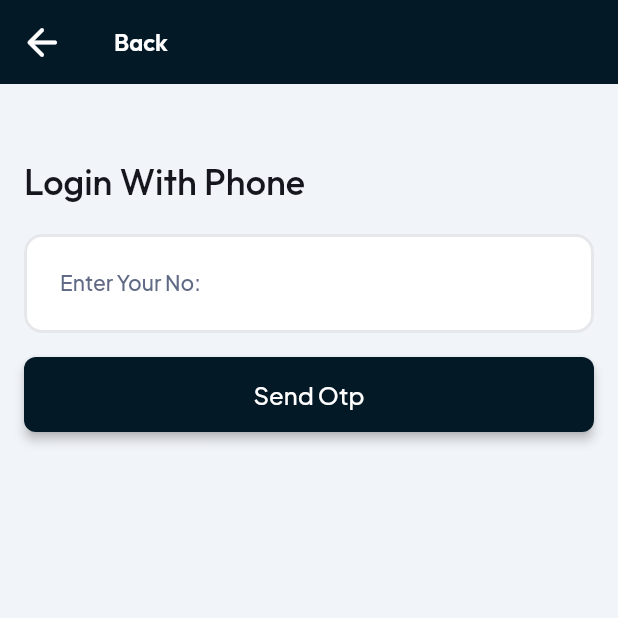
After one commit to Manuinfotech/firebase, a Flutter app: the PhoneWidget screen opened by its route, on a phone screen of 412 x 824 dp, the top half of it. The commit adds this screen. Run offline on Flutter 3.47's test engine with Material 3 defaults, Android fonts, the phone set to English and light mode, and no system bars; drawn by our look-alikes of auto_size_text; our stand-ins replace assets_audio_player, cloud_firestore, file_picker, firebase_auth, firebase_core, firebase_storage and 14 more; missing offline and left inert: json_path, mime_type; accounts and stored records are empty; network calls fail.

Commit message:
Updating to latest FlutterFlow output.

```diff
--- a/lib/create_account/create_account_widget.dart
+++ b/lib/create_account/create_account_widget.dart
@@ -33,6 +33,8 @@ class _CreateAccountWidgetState extends State<CreateAccountWidget> {
 
     _model.passwordConfirmTextController ??= TextEditingController();
     _model.passwordConfirmFocusNode ??= FocusNode();
+
+    WidgetsBinding.instance.addPostFrameCallback((_) => safeSetState(() {}));
   }
 
   @override
--- a/lib/flutter_flow/nav/nav.dart
+++ b/lib/flutter_flow/nav/nav.dart
@@ -104,6 +104,16 @@ GoRouter createRouter(AppStateNotifier appStateNotifier) => GoRouter(
           name: 'user',
           path: '/user',
           builder: (context, params) => const UserWidget(),
+        ),
+        FFRoute(
+          name: 'Phone',
+          path: '/phone',
+          builder: (context, params) => const PhoneWidget(),
+        ),
+        FFRoute(
+          name: 'otp',
+          path: '/otp',
+          builder: (context, params) => const OtpWidget(),
         )
       ].map((r) => r.toRoute(appStateNotifier)).toList(),
       observers: [routeObserver],
--- a/lib/form/form_widget.dart
+++ b/lib/form/form_widget.dart
@@ -123,6 +123,8 @@ class _FormWidgetState extends State<FormWidget> with TickerProviderStateMixin {
           !anim.applyInitialState),
       this,
     );
+
+    WidgetsBinding.instance.addPostFrameCallback((_) => safeSetState(() {}));
   }
 
   @override
@@ -621,6 +623,8 @@ class _FormWidgetState extends State<FormWidget> with TickerProviderStateMixin {
                                   final selectedMedia =
                                       await selectMediaWithSourceBottomSheet(
                                     context: context,
+                                    maxWidth: 400.00,
+                                    maxHeight: 250.00,
                                     allowPhoto: true,
                                   );
                                   if (selectedMedia != null &&
--- a/lib/index.dart
+++ b/lib/index.dart
@@ -4,3 +4,5 @@ export '/login/login_widget.dart' show LoginWidget;
 export '/create_account/create_account_widget.dart' show CreateAccountWidget;
 export '/form/form_widget.dart' show FormWidget;
 export '/user/user_widget.dart' show UserWidget;
+export '/phone/phone_widget.dart' show PhoneWidget;
+export '/otp/otp_widget.dart' show OtpWidget;
--- /dev/null
+++ b/lib/phone/phone_model.dart
@@ -0,0 +1,21 @@
+import '/flutter_flow/flutter_flow_util.dart';
+import 'phone_widget.dart' show PhoneWidget;
+import 'package:flutter/material.dart';
+
+class PhoneModel extends FlutterFlowModel<PhoneWidget> {
+  ///  State fields for stateful widgets in this page.
+
+  // State field(s) for phoneno widget.
+  FocusNode? phonenoFocusNode;
+  TextEditingController? phonenoTextController;
+  String? Function(BuildContext, String?)? phonenoTextControllerValidator;
+
+  @override
+  void initState(BuildContext context) {}
+
+  @override
+  void dispose() {
+    phonenoFocusNode?.dispose();
+    phonenoTextController?.dispose();
+  }
+}
--- /dev/null
+++ b/lib/phone/phone_widget.dart
@@ -0,0 +1,291 @@
+import '/auth/firebase_auth/auth_util.dart';
+import '/flutter_flow/flutter_flow_icon_button.dart';
+import '/flutter_flow/flutter_flow_theme.dart';
+import '/flutter_flow/flutter_flow_util.dart';
+import '/flutter_flow/flutter_flow_widgets.dart';
+import 'package:flutter/material.dart';
+import 'phone_model.dart';
+export 'phone_model.dart';
+
+class PhoneWidget extends StatefulWidget {
+  const PhoneWidget({super.key});
+
+  @override
+  State<PhoneWidget> createState() => _PhoneWidgetState();
+}
+
+class _PhoneWidgetState extends State<PhoneWidget> {
+  late PhoneModel _model;
+
+  final scaffoldKey = GlobalKey<ScaffoldState>();
+
+  @override
+  void initState() {
+    super.initState();
+    _model = createModel(context, () => PhoneModel());
+
+    _model.phonenoTextController ??= TextEditingController();
+    _model.phonenoFocusNode ??= FocusNode();
+
+    authManager.handlePhoneAuthStateChanges(context);
+    WidgetsBinding.instance.addPostFrameCallback((_) => safeSetState(() {}));
+  }
+
+  @override
+  void dispose() {
+    _model.dispose();
+
+    super.dispose();
+  }
+
+  @override
+  Widget build(BuildContext context) {
+    return Scaffold(
+      key: scaffoldKey,
+      backgroundColor: const Color(0xFFF1F4F8),
+      appBar: AppBar(
+        backgroundColor: FlutterFlowTheme.of(context).richBlack,
+        automaticallyImplyLeading: false,
+        leading: FlutterFlowIconButton(
+          borderColor: Colors.transparent,
+          borderRadius: 30.0,
+          borderWidth: 1.0,
+          buttonSize: 60.0,
+          icon: Icon(
+            Icons.arrow_back_rounded,
+            color: FlutterFlowTheme.of(context).secondaryBackground,
+            size: 30.0,
+          ),
+          onPressed: () async {
+            context.pop();
+          },
+        ),
+        title: Padding(
+          padding: const EdgeInsetsDirectional.fromSTEB(4.0, 0.0, 0.0, 0.0),
+          child: Text(
+            'Back',
+            style: FlutterFlowTheme.of(context).displaySmall.override(
+                  fontFamily: 'Outfit',
+                  color: FlutterFlowTheme.of(context).secondaryBackground,
+                  fontSize: 16.0,
+                  letterSpacing: 0.0,
+                  fontWeight: FontWeight.w600,
+                ),
+          ),
+        ),
+        actions: const [],
+        centerTitle: false,
+        elevation: 0.0,
+      ),
+      body: Align(
+        alignment: const AlignmentDirectional(0.0, -1.0),
+        child: Container(
+          width: double.infinity,
+          constraints: const BoxConstraints(
+            maxWidth: 570.0,
+          ),
+          decoration: const BoxDecoration(),
+          child: Column(
+            mainAxisSize: MainAxisSize.max,
+            crossAxisAlignment: CrossAxisAlignment.start,
+            children: [
+              // This row exists for when the "app bar" is hidden on desktop, having a way back for the user can work well.
+              if (responsiveVisibility(
+                context: context,
+                phone: false,
+                tablet: false,
+              ))
+                Padding(
+                  padding: const EdgeInsetsDirectional.fromSTEB(16.0, 0.0, 16.0, 8.0),
+                  child: InkWell(
+                    splashColor: Colors.transparent,
+                    focusColor: Colors.transparent,
+                    hoverColor: Colors.transparent,
+                    highlightColor: Colors.transparent,
+                    onTap: () async {
+                      context.safePop();
+                    },
+                    child: Row(
+                      mainAxisSize: MainAxisSize.max,
+                      children: [
+                        const Padding(
+                          padding: EdgeInsetsDirectional.fromSTEB(
+                              0.0, 12.0, 0.0, 12.0),
+                          child: Icon(
+                            Icons.arrow_back_rounded,
+                            color: Color(0xFF15161E),
+                            size: 24.0,
+                          ),
+                        ),
+                        Padding(
+                          padding: const EdgeInsetsDirectional.fromSTEB(
+                              12.0, 0.0, 0.0, 0.0),
+                          child: Text(
+                            'Back',
+                            style: FlutterFlowTheme.of(context)
+                                .bodyMedium
+                                .override(
+                                  fontFamily: 'Plus Jakarta Sans',
+                                  color: const Color(0xFF15161E),
+                                  fontSize: 14.0,
+                                  letterSpacing: 0.0,
+                                  fontWeight: FontWeight.w500,
+                                ),
+                          ),
+                        ),
+                      ],
+                    ),
+                  ),
+                ),
+              Padding(
+                padding: const EdgeInsetsDirectional.fromSTEB(16.0, 50.0, 0.0, 0.0),
+                child: Text(
+                  'Login With Phone',
+                  style: FlutterFlowTheme.of(context).headlineMedium.override(
+                        fontFamily: 'Outfit',
+                        color: const Color(0xFF15161E),
+                        fontSize: 24.0,
+                        letterSpacing: 0.0,
+                        fontWeight: FontWeight.w500,
+                      ),
+                ),
+              ),
+              Padding(
+                padding: const EdgeInsetsDirectional.fromSTEB(16.0, 20.0, 16.0, 0.0),
+                child: SizedBox(
+                  width: double.infinity,
+                  child: TextFormField(
+                    controller: _model.phonenoTextController,
+                    focusNode: _model.phonenoFocusNode,
+                    autofillHints: const [AutofillHints.email],
+                    obscureText: false,
+                    decoration: InputDecoration(
+                      labelText: 'Enter Your No:',
+                      labelStyle:
+                          FlutterFlowTheme.of(context).labelMedium.override(
+                                fontFamily: 'Plus Jakarta Sans',
+                                color: const Color(0xFF606A85),
+                                fontSize: 14.0,
+                                letterSpacing: 0.0,
+                                fontWeight: FontWeight.w500,
+                              ),
+                      hintText: 'Enter Your Mobile  No..',
+                      hintStyle:
+                          FlutterFlowTheme.of(context).labelMedium.override(
+                                fontFamily: 'Plus Jakarta Sans',
+                                color: const Color(0xFF606A85),
+                                fontSize: 14.0,
+                                letterSpacing: 0.0,
+                                fontWeight: FontWeight.w500,
+                              ),
+                      enabledBorder: OutlineInputBorder(
+                        borderSide: const BorderSide(
+                          color: Color(0xFFE5E7EB),
+                          width: 2.0,
+                        ),
+                        borderRadius: BorderRadius.circular(12.0),
+                      ),
+                      focusedBorder: OutlineInputBorder(
+                        borderSide: const BorderSide(
+                          color: Color(0xFF6F61EF),
+                          width: 2.0,
+                        ),
+                        borderRadius: BorderRadius.circular(12.0),
+                      ),
+                      errorBorder: OutlineInputBorder(
+                        borderSide: const BorderSide(
+                          color: Color(0xFFFF5963),
+                          width: 2.0,
+                        ),
+                        borderRadius: BorderRadius.circular(12.0),
+                      ),
+                      focusedErrorBorder: OutlineInputBorder(
+                        borderSide: const BorderSide(
+                          color: Color(0xFFFF5963),
+                          width: 2.0,
+                        ),
+                        borderRadius: BorderRadius.circular(12.0),
+                      ),
+                      filled: true,
+                      fillColor: Colors.white,
+                      contentPadding: const EdgeInsetsDirectional.fromSTEB(
+                          24.0, 24.0, 20.0, 24.0),
+                    ),
+                    style: FlutterFlowTheme.of(context).bodyMedium.override(
+                          fontFamily: 'Plus Jakarta Sans',
+                          color: const Color(0xFF15161E),
+                          fontSize: 14.0,
+                          letterSpacing: 0.0,
+                          fontWeight: FontWeight.w500,
+                        ),
+                    maxLines: null,
+                    keyboardType: TextInputType.emailAddress,
+                    cursorColor: const Color(0xFF6F61EF),
+                    validator: _model.phonenoTextControllerValidator
+                        .asValidator(context),
+                  ),
+                ),
+              ),
+              Align(
+                alignment: const AlignmentDirectional(0.0, 0.0),
+                child: Padding(
+                  padding: const EdgeInsets.all(16.0),
+                  child: FFButtonWidget(
+                    onPressed: () async {
+                      final phoneNumberVal =
+                          '+91${_model.phonenoTextController.text}';
+                      if (phoneNumberVal.isEmpty ||
+                          !phoneNumberVal.startsWith('+')) {
+                        ScaffoldMessenger.of(context).showSnackBar(
+                          const SnackBar(
+                            content: Text(
+                                'Phone Number is required and has to start with +.'),
+                          ),
+                        );
+                        return;
+                      }
+                      await authManager.beginPhoneAuth(
+                        context: context,
+                        phoneNumber: phoneNumberVal,
+                        onCodeSent: (context) async {
+                          context.goNamedAuth(
+                            'otp',
+                            context.mounted,
+                            ignoreRedirect: true,
+                          );
+                        },
+                      );
+                    },
+                    text: 'Send Otp',
+                    options: FFButtonOptions(
+                      width: double.infinity,
+                      height: 50.0,
+                      padding:
+                          const EdgeInsetsDirectional.fromSTEB(0.0, 0.0, 0.0, 0.0),
+                      iconPadding:
+                          const EdgeInsetsDirectional.fromSTEB(0.0, 0.0, 0.0, 0.0),
+                      color: FlutterFlowTheme.of(context).richBlack,
+                      textStyle:
+                          FlutterFlowTheme.of(context).titleSmall.override(
+                                fontFamily: 'Plus Jakarta Sans',
+                                color: Colors.white,
+                                fontSize: 16.0,
+                                letterSpacing: 0.0,
+                                fontWeight: FontWeight.w500,
+                              ),
+                      elevation: 3.0,
+                      borderSide: const BorderSide(
+                        color: Colors.transparent,
+                        width: 1.0,
+                      ),
+                    ),
+                  ),
+                ),
+              ),
+            ],
+          ),
+        ),
+      ),
+    );
+  }
+}
--- a/lib/user/user_widget.dart
+++ b/lib/user/user_widget.dart
@@ -23,6 +23,8 @@ class _UserWidgetState extends State<UserWidget> {
   void initState() {
     super.initState();
     _model = createModel(context, () => UserModel());
+
+    WidgetsBinding.instance.addPostFrameCallback((_) => safeSetState(() {}));
   }
 
   @override
--- a/pubspec.yaml
+++ b/pubspec.yaml
@@ -71,6 +71,7 @@ dependencies:
   path_provider_android: 2.2.5
   path_provider_foundation: 2.4.0
   path_provider_platform_interface: 2.1.2
+  pin_code_fields: 8.0.1
   plugin_platform_interface: 2.1.8
   provider: 6.1.2
   rxdart: 0.27.7
```
Also changed, not shown: lib/home_page/home_page_widget.dart (+3 -38 lines), lib/login/login_widget.dart (+9 -19 lines), lib/otp/otp_model.dart (added, +21 -0 lines), lib/otp/otp_widget.dart (added, +191 -0 lines), 3 other files.
